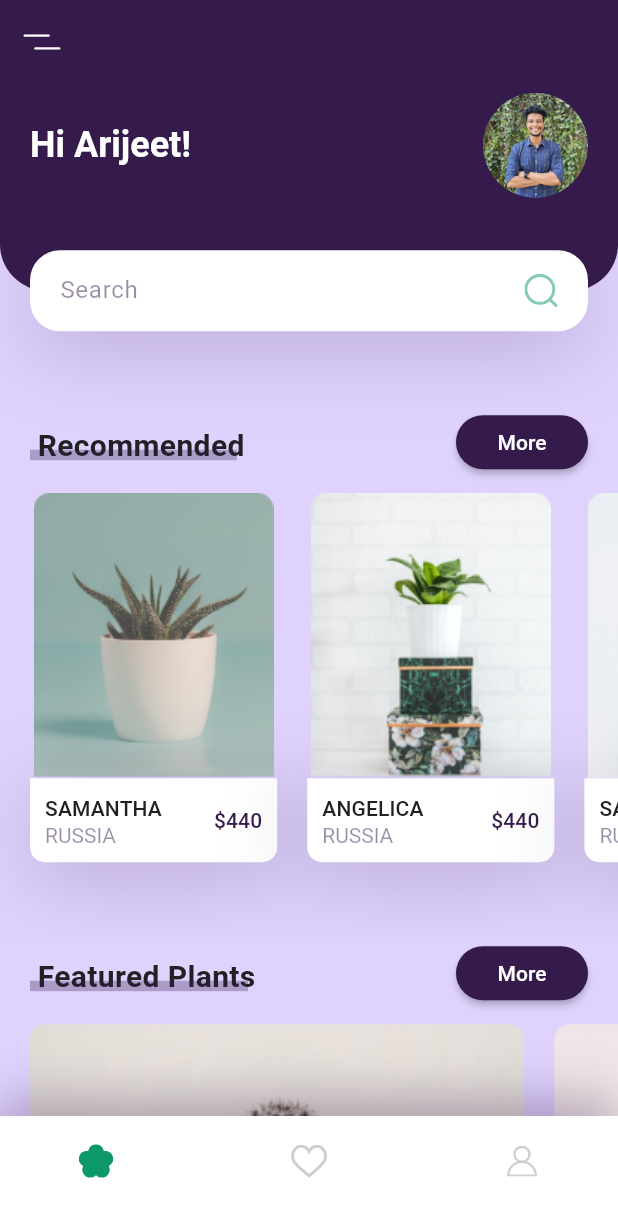
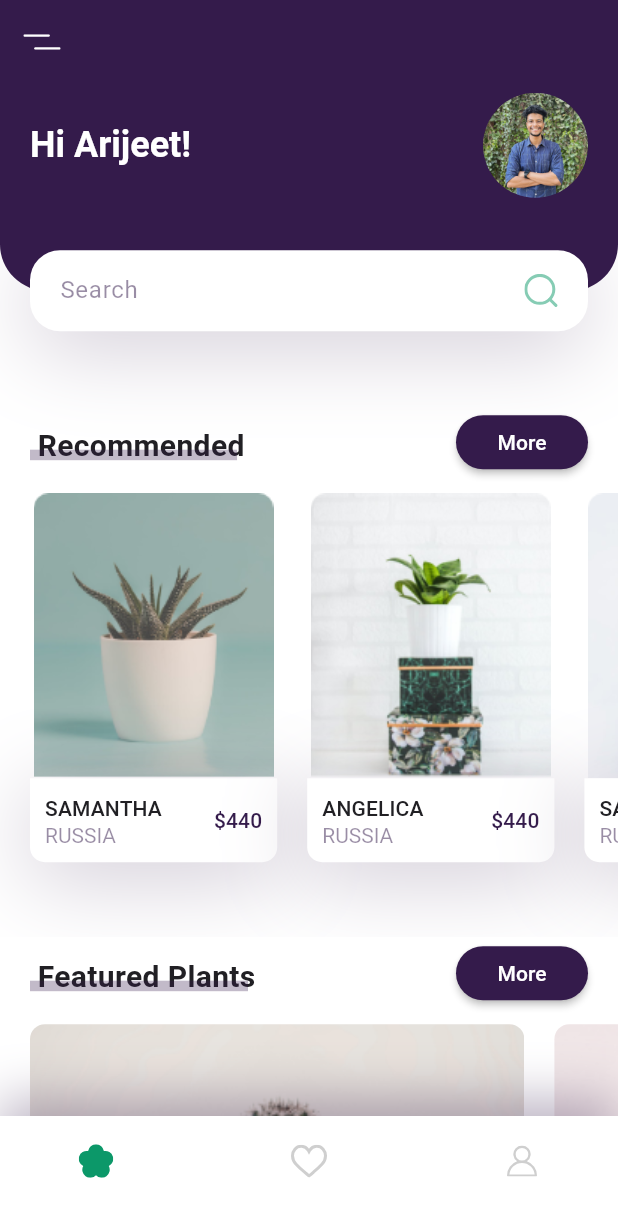
Before and after one commit to rishirizz/sporthub, a Flutter app: the screen it shows after launch, on a phone screen of 412 x 824 dp. Shown: the top 1217 px of the screen. Run offline on Flutter 3.47's test engine with Material 3 defaults, Android fonts, the phone set to English and light mode, and no system bars; our stand-ins replace flutter_svg.

Commit message:
rough commit

```diff
--- a/lib/constants/constants.dart
+++ b/lib/constants/constants.dart
@@ -2,6 +2,6 @@ import 'package:flutter/material.dart';
 
 const Color kPrimaryColor = Color.fromARGB(255, 52, 27, 75);
 const Color kTextColor = Color.fromARGB(255, 33, 32, 36);
-const Color kBackgroundColor = Color.fromARGB(255, 223, 211, 253);
+const Color kBackgroundColor = Color.fromARGB(255, 255, 255, 255);
 const double kDefaultPadding = 20.0;
 const kUserName = 'Arijeet';
```
